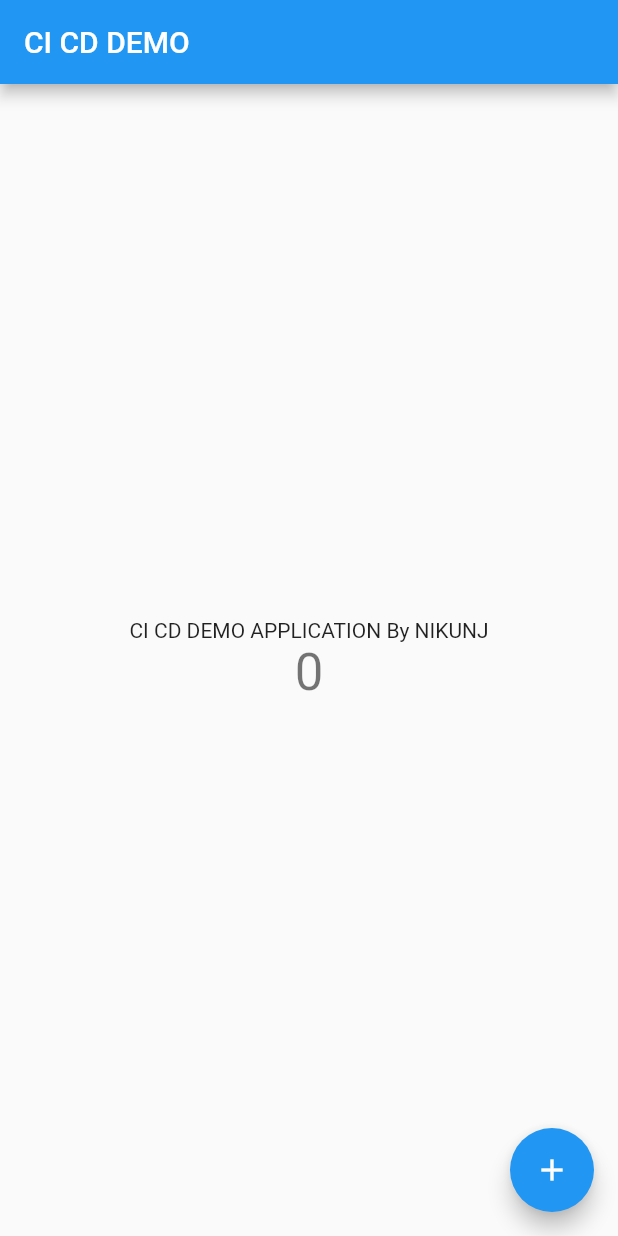
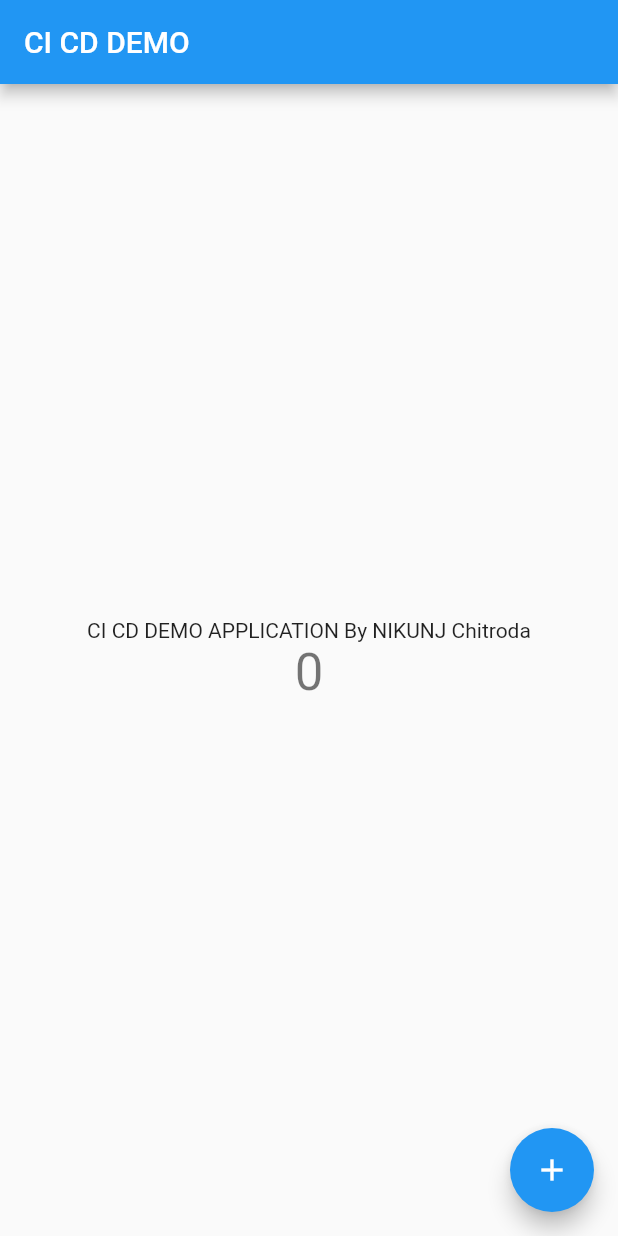
Before and after one commit to nikunjdev22/cicd_demo, a Flutter app: the screen it shows after launch, on a phone screen of 412 x 824 dp. Run offline on Flutter 3.47's test engine with Material 2 defaults, Android fonts, the phone set to English and light mode, and no system bars.

Commit message:
[X] DONE :- - Text Changes 3.

```diff
--- a/lib/main.dart
+++ b/lib/main.dart
@@ -74,7 +74,7 @@ class _MyHomePageState extends State<MyHomePage> {
           mainAxisAlignment: MainAxisAlignment.center,
           children: <Widget>[
             const Text(
-              "CI CD DEMO APPLICATION By NIKUNJ",
+              "CI CD DEMO APPLICATION By NIKUNJ Chitroda",
             ),
             Text(
               '$_counter',
```
